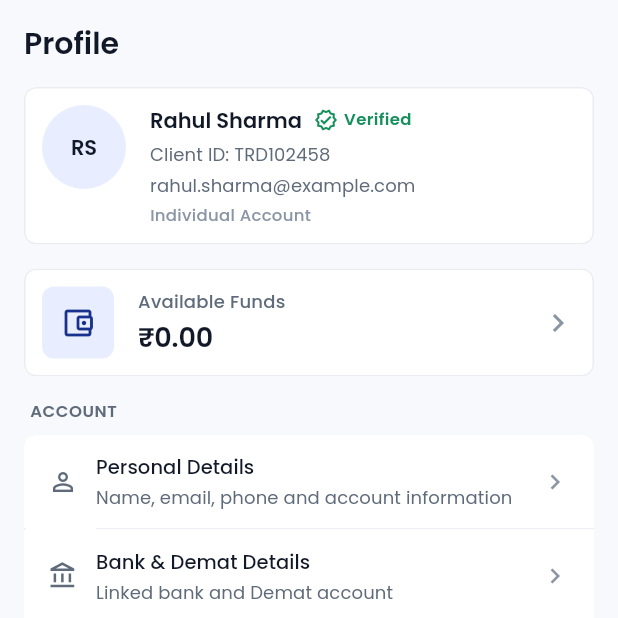
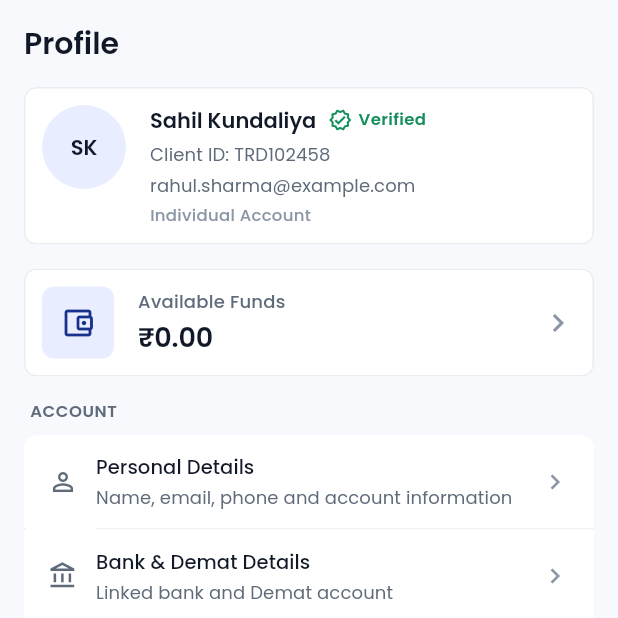
Before and after one commit to Sahil-Kundaliya/021-Trade-App, a Flutter app: the screen it shows after launch, item 4 of the bottom bar chosen, on a phone screen of 412 x 824 dp, the top half of it. Run offline on Flutter 3.47's test engine with Material 3 defaults, Android fonts, the phone set to English and light mode, and no system bars; our stand-ins replace auto_route, connectivity_plus, flutter_bloc, flutter_local_notifications, flutter_secure_storage, get_it and 3 more; statements that could not run were skipped.

Commit message:
Change name

```diff
--- a/packages/features/profile/lib/src/account/data/mock_profile_data.dart
+++ b/packages/features/profile/lib/src/account/data/mock_profile_data.dart
@@ -1,7 +1,7 @@
 import '../domain/entities/trader_profile.dart';
 
 const mockTraderProfile = TraderProfile(
-  fullName: 'Rahul Sharma',
+  fullName: 'Sahil Kundaliya',
   clientId: 'TRD102458',
   email: 'rahul.sharma@example.com',
   phoneNumber: '+91 98765 43210',
```
Also changed, not shown: 1 other file.
